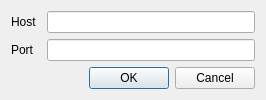
This is src/exe/osStateMachineViewer/src/ConnectionDialog.ui in Chris9457/cho.osbase as Qt 5 draws it before an edit. The edited form follows.
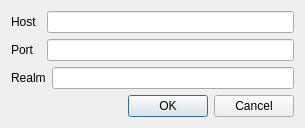
This is the edited form.

Commit message: Change service api connection

Patch:
```diff
--- a/src/exe/osStateMachineViewer/src/ConnectionDialog.ui
+++ b/src/exe/osStateMachineViewer/src/ConnectionDialog.ui
@@ -6,8 +6,8 @@
    <rect>
     <x>0</x>
     <y>0</y>
-    <width>266</width>
-    <height>97</height>
+    <width>305</width>
+    <height>125</height>
    </rect>
   </property>
   <property name="sizePolicy">
@@ -19,7 +19,7 @@
   <property name="maximumSize">
    <size>
     <width>16777215</width>
-    <height>97</height>
+    <height>125</height>
    </size>
   </property>
   <property name="windowTitle">
@@ -98,6 +98,20 @@
      </item>
     </layout>
    </item>
+   <item>
+    <layout class="QHBoxLayout" name="horizontalLayout_3">
+     <item>
+      <widget class="QLabel" name="realmLabel">
+       <property name="text">
+        <string>Realm</string>
+       </property>
+      </widget>
+     </item>
+     <item>
+      <widget class="QLineEdit" name="realmEdit"/>
+     </item>
+    </layout>
+   </item>
    <item>
     <widget class="QDialogButtonBox" name="buttonBox">
      <property name="orientation">
```
The commit also changes 48 other files.
